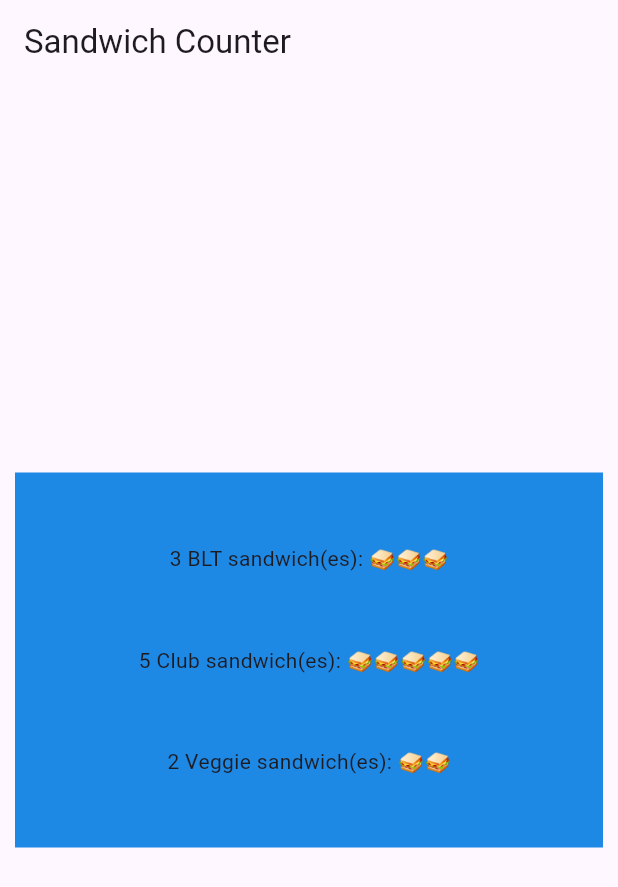
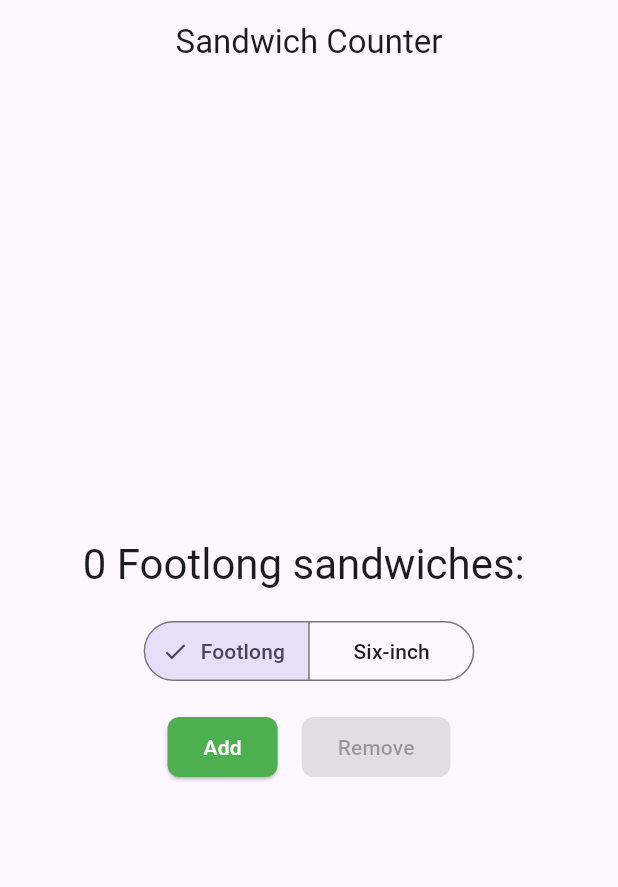
Before and after one commit to Swobin/sandwich_shop, a Flutter app: the screen it shows after launch, on a phone screen of 412 x 824 dp. Shown: the top 887 px of the screen. Run offline on Flutter 3.47's test engine with Material 3 defaults, Android fonts, the phone set to English and light mode, and no system bars.

Commit message:
Put everything from worksheet 3 into the main branch

```diff
--- a/lib/main.dart
+++ b/lib/main.dart
@@ -9,29 +9,100 @@ class App extends StatelessWidget {
 
   @override
   Widget build(BuildContext context) {
-    return MaterialApp(
+    return const MaterialApp(
       title: 'Sandwich Shop App',
-      home: Scaffold(
-        appBar: AppBar(title: const Text('Sandwich Counter')),
-        body: Column(
-          children: [
-            Expanded(
-              child: Center(
-                child: Container(
-                  margin: const EdgeInsets.all(10.0),
-                  color: Colors.blue[600],
-                  width: 400,
-                  height: 250,
-                  child: const Column(
-                    mainAxisAlignment: MainAxisAlignment.spaceEvenly,
-                    children: [
-                      OrderItemDisplay(3, 'BLT'),
-                      OrderItemDisplay(5, 'Club'),
-                      OrderItemDisplay(2, 'Veggie'),
-                    ],
+      home: OrderScreen(maxQuantity: 5),
+    );
+  }
+}
+
+class OrderScreen extends StatefulWidget {
+  final int maxQuantity;
+
+  const OrderScreen({super.key, this.maxQuantity = 10});
+
+  @override
+  State<OrderScreen> createState() {
+    return _OrderScreenState();
+  }
+}
+
+class _OrderScreenState extends State<OrderScreen> {
+  int _quantity = 0;
+  final List<String> _sandwichOptions = ['Footlong', 'Six-inch'];
+  int _selectedSandwichIndex = 0;
+  String get _sandwichType => _sandwichOptions[_selectedSandwichIndex];
+
+  void _increaseQuantity() {
+    if (_quantity < widget.maxQuantity) {
+      setState(() => _quantity++);
+    }
+  }
+
+  void _decreaseQuantity() {
+    if (_quantity > 0) {
+      setState(() => _quantity--);
+    }
+  }
+
+  void _onSandwichSelected(Set<int> selection) {
+    if (selection.isNotEmpty) {
+      setState(() {
+        _selectedSandwichIndex = selection.first;
+      });
+    }
+  }
+
+  @override
+  Widget build(BuildContext context) {
+    return Scaffold(
+      appBar: AppBar(
+        title: const Text('Sandwich Counter'),
+        centerTitle: true,
+      ),
+      body: Center(
+        child: Column(
+          mainAxisAlignment: MainAxisAlignment.center,
+          children: <Widget>[
+            OrderItemDisplay(
+              _quantity,
+              _sandwichType,
+            ),
+            Padding(
+              padding: const EdgeInsets.symmetric(vertical: 16.0),
+              child: SegmentedButton<int>(
+                segments: const [
+                  ButtonSegment<int>(
+                    value: 0,
+                    label: Text('Footlong'),
                   ),
+                  ButtonSegment<int>(
+                    value: 1,
+                    label: Text('Six-inch'),
+                  ),
+                ],
+                selected: {_selectedSandwichIndex},
+                onSelectionChanged: _onSandwichSelected,
+              ),
+            ),
+            // Fixed Row with StyledButton
+            Row(
+              mainAxisAlignment: MainAxisAlignment.center,
+              children: [
+                StyledButton(
+                  text: 'Add',
+                  onPressed: _increaseQuantity,
+                  backgroundColor: Colors.green,
+                  enabled: _quantity < widget.maxQuantity,
                 ),
-              ),
+                const SizedBox(width: 16.0),
+                StyledButton(
+                  text: 'Remove',
+                  onPressed: _decreaseQuantity,
+                  backgroundColor: Colors.red,
+                  enabled: _quantity > 0,
+                ),
+              ],
             ),
           ],
         ),
@@ -40,14 +111,48 @@ class App extends StatelessWidget {
   }
 }
 
-class OrderItemDisplay extends StatelessWidget {
-  final String itemType;
-  final int quantity;
+class StyledButton extends StatelessWidget {
+  final String text;
+  final VoidCallback onPressed;
+  final Color backgroundColor;
+  final bool enabled;
 
-  const OrderItemDisplay(this.quantity, this.itemType, {super.key});
+  const StyledButton({
+    super.key,
+    required this.text,
+    required this.onPressed,
+    required this.backgroundColor,
+    this.enabled = true,
+  });
 
   @override
   Widget build(BuildContext context) {
-    return Text('$quantity $itemType sandwich(es): ${'🥪' * quantity}');
+    return ElevatedButton(
+      onPressed: enabled ? onPressed : null,
+      style: ElevatedButton.styleFrom(
+        backgroundColor: backgroundColor,
+        foregroundColor: Colors.white,
+        shape: RoundedRectangleBorder(
+          borderRadius: BorderRadius.circular(8.0),
+        ),
+      ),
+      child: Text(text),
+    );
   }
 }
+
+class OrderItemDisplay extends StatelessWidget {
+  final int quantity;
+  final String sandwichType;
+
+  const OrderItemDisplay(this.quantity, this.sandwichType, {super.key}); // Expects exactly 2 positional args
+
+  @override
+  Widget build(BuildContext context) {
+    final String suffix = quantity == 1 ? ' sandwich' : ' sandwiches';
+    return Text(
+      '$quantity $sandwichType$suffix: ${'🥪' * quantity}',
+      style: Theme.of(context).textTheme.headlineMedium,
+    );
+  }
+}
```
